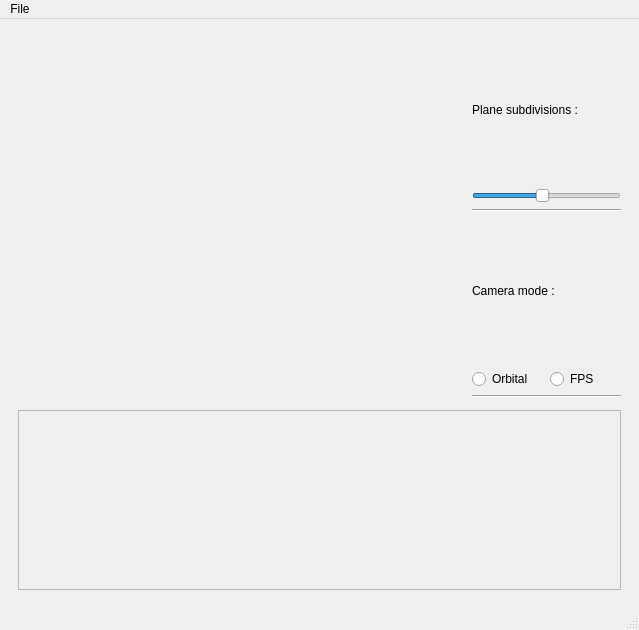
Qt form ui/ui/mainwindow.ui (binaryHips/Projet3D) before a commit.
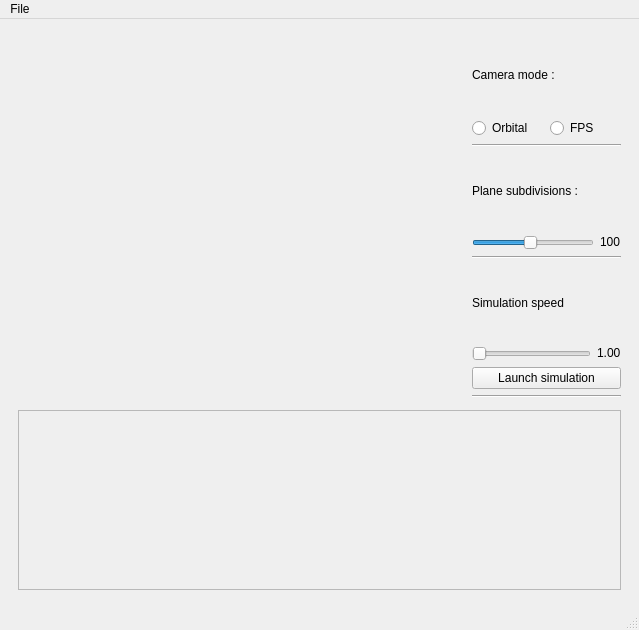
The same form after that commit. Custom widgets are drawn as their Qt base class.

What changed in the file:
```diff
--- a/ui/ui/mainwindow.ui
+++ b/ui/ui/mainwindow.ui
@@ -28,40 +28,10 @@
            <widget class="GLWidget" name="widget" native="true"/>
           </item>
           <item>
-           <layout class="QVBoxLayout" name="gl_settings_layout" stretch="0,0,0,0,0,0">
+           <layout class="QVBoxLayout" name="gl_settings_layout" stretch="0,0,0,0,0,0,0,0,0,0">
             <property name="sizeConstraint">
              <enum>QLayout::SizeConstraint::SetDefaultConstraint</enum>
             </property>
-            <item>
-             <widget class="QLabel" name="subdiv_label">
-              <property name="text">
-               <string>Plane subdivisions :</string>
-              </property>
-             </widget>
-            </item>
-            <item>
-             <widget class="QSlider" name="subdiv_slider">
-              <property name="minimum">
-               <number>10</number>
-              </property>
-              <property name="maximum">
-               <number>200</number>
-              </property>
-              <property name="sliderPosition">
-               <number>100</number>
-              </property>
-              <property name="orientation">
-               <enum>Qt::Orientation::Horizontal</enum>
-              </property>
-             </widget>
-            </item>
-            <item>
-             <widget class="Line" name="line_2">
-              <property name="orientation">
-               <enum>Qt::Orientation::Horizontal</enum>
-              </property>
-             </widget>
-            </item>
             <item>
              <widget class="QLabel" name="label">
               <property name="text">
@@ -87,6 +57,53 @@
               </item>
              </layout>
             </item>
+            <item>
+             <widget class="Line" name="line_2">
+              <property name="orientation">
+               <enum>Qt::Orientation::Horizontal</enum>
+              </property>
+             </widget>
+            </item>
+            <item>
+             <widget class="QLabel" name="subdiv_label">
+              <property name="text">
+               <string>Plane subdivisions :</string>
+              </property>
+             </widget>
+            </item>
+            <item>
+             <layout class="QHBoxLayout" name="horizontalLayout_4">
+              <item>
+               <widget class="QSlider" name="subdiv_slider">
+                <property name="minimum">
+                 <number>10</number>
+                </property>
+                <property name="maximum">
+                 <number>200</number>
+                </property>
+                <property name="sliderPosition">
+                 <number>100</number>
+                </property>
+                <property name="orientation">
+                 <enum>Qt::Orientation::Horizontal</enum>
+                </property>
+               </widget>
+              </item>
+              <item>
+               <widget class="QLabel" name="subdivval_label">
+                <property name="sizePolicy">
+                 <sizepolicy hsizetype="Fixed" vsizetype="Fixed">
+                  <horstretch>0</horstretch>
+                  <verstretch>0</verstretch>
+                 </sizepolicy>
+                </property>
+                <property name="text">
+                 <string>100</string>
+                </property>
+               </widget>
+              </item>
+             </layout>
+            </item>
             <item>
              <widget class="Line" name="line_3">
               <property name="orientation">
@@ -94,6 +111,57 @@
               </property>
              </widget>
             </item>
+            <item>
+             <widget class="QLabel" name="label_2">
+              <property name="text">
+               <string>Simulation speed</string>
+              </property>
+             </widget>
+            </item>
+            <item>
+             <layout class="QHBoxLayout" name="horizontalLayout_3">
+              <item>
+               <widget class="QSlider" name="simspeedslider">
+                <property name="minimum">
+                 <number>20</number>
+                </property>
+                <property name="maximum">
+                 <number>500</number>
+                </property>
+                <property name="orientation">
+                 <enum>Qt::Orientation::Horizontal</enum>
+                </property>
+               </widget>
+              </item>
+              <item>
+               <widget class="QLabel" name="simspeedval_label">
+                <property name="sizePolicy">
+                 <sizepolicy hsizetype="Fixed" vsizetype="Fixed">
+                  <horstretch>0</horstretch>
+                  <verstretch>0</verstretch>
+                 </sizepolicy>
+                </property>
+                <property name="text">
+                 <string>1.00</string>
+                </property>
+               </widget>
+              </item>
+             </layout>
+            </item>
+            <item>
+             <widget class="QPushButton" name="simulateBtn">
+              <property name="text">
+               <string>Launch simulation</string>
+              </property>
+             </widget>
+            </item>
+            <item>
+             <widget class="Line" name="line_4">
+              <property name="orientation">
+               <enum>Qt::Orientation::Horizontal</enum>
+              </property>
+             </widget>
+            </item>
            </layout>
           </item>
          </layout>
```
